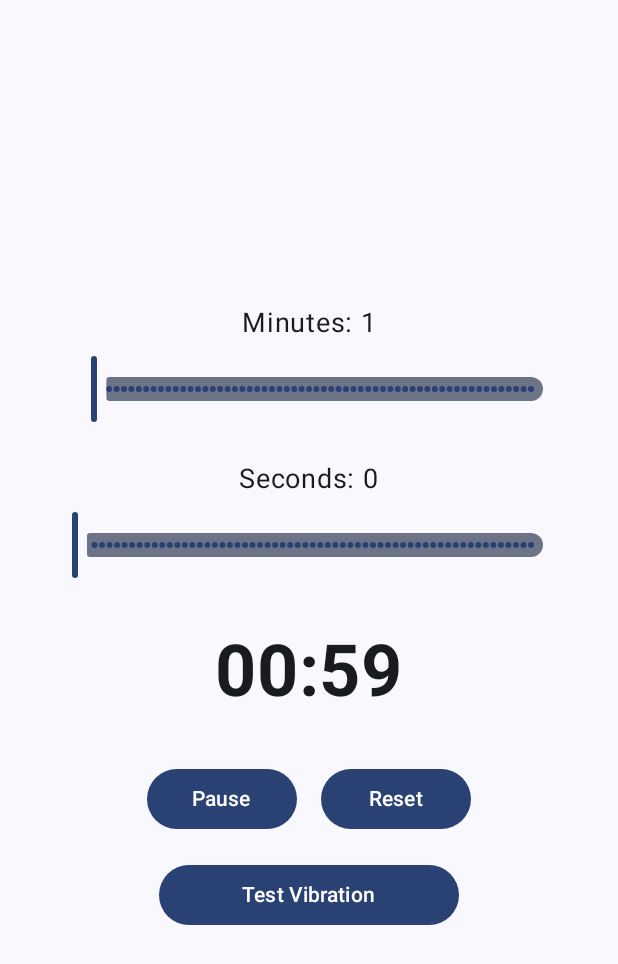
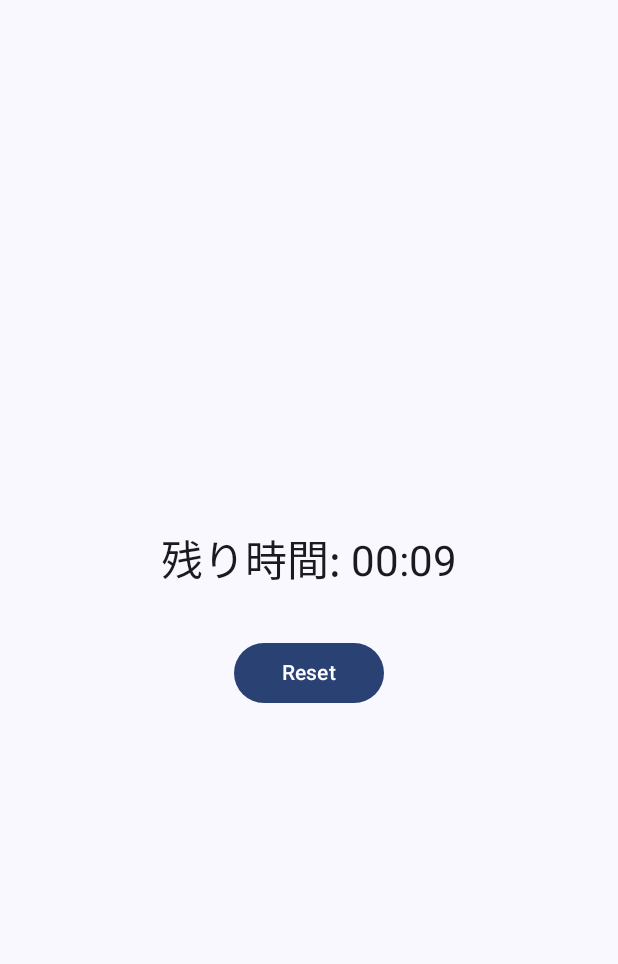
Before and after one commit to kawai-yuuki/ComposeTimerApp, an Android app built with Jetpack Compose: the screen it shows after launch (MainActivity), after a tap on "Start", on a phone screen of 412 x 824 dp. Shown: the top 964 px of the screen. Run offline under Robolectric (Android 15) with nearby library versions, the phone set to English and light mode, and no system bars.

Commit message:
Add waiting page

```diff
--- a/app/src/main/java/com/example/composetimerapp/MainActivity.kt
+++ b/app/src/main/java/com/example/composetimerapp/MainActivity.kt
@@ -51,21 +51,27 @@ class MainActivity : ComponentActivity() {
 fun AppNavigation() {
     val navController = rememberNavController()
     NavHost(navController, startDestination = "start") {
+        // Start page
         composable("start") {
-            StartScreen(onStartClick = { navController.navigate("timer") })
+            StartScreen(onStartTransition = { navController.navigate("timer") })
         }
+        // Time setting page
         composable("timer") {
-            TimerScreen()
+            TimerScreen(onStartClick = {navController.navigate("wait") })
+        }
+        // waiting call page
+        composable("wait") {
+            WaitScreen(onResetClick = {navController.navigate("timer")})
         }
     }
 }
 
 @Composable
-fun StartScreen(onStartClick: () -> Unit) {
+fun StartScreen(onStartTransition: () -> Unit) {
     // 自動遷移を実装
     LaunchedEffect(Unit) {
         delay(2000L) // 2秒待機
-        onStartClick()
+        onStartTransition()
     }
 
     Column(
@@ -86,7 +92,7 @@ fun StartScreen(onStartClick: () -> Unit) {
 
 @SuppressLint("UnusedMaterial3ScaffoldPaddingParameter")
 @Composable
-fun TimerScreen() {
+fun TimerScreen(onStartClick: () -> Unit) {
     // コンテキストの取得
     val context = LocalContext.current
     val vibrator = remember {
@@ -109,6 +115,7 @@ fun TimerScreen() {
     // タイマーの実行
     LaunchedEffect(isRunning, timeLeft) {
         if (isRunning && timeLeft > 0) {
+            onStartClick()
             delay(1000L)
             timeLeft -= 1
         }
@@ -267,3 +274,56 @@ fun TimerScreen() {
         }
     }
 }
+
+
+
+@Composable
+fun WaitScreen(onResetClick: () -> Unit) {
+    // コンテキストの取得
+    val context = LocalContext.current
+
+    // タイマーの状態管理（初期値: 10秒）
+    var timeLeft by remember { mutableLongStateOf(10L) }
+    var isRunning by remember { mutableStateOf(true) }
+
+
+    // タイマーの実行
+    LaunchedEffect(isRunning, timeLeft) {
+        if (isRunning && timeLeft > 0) {
+            delay(1000L) // 1秒ごとにカウントダウン
+            timeLeft -= 1
+        }
+        if (timeLeft <= 0 && isRunning) {
+            isRunning = false
+            // カウントダウン終了時の通知
+            Toast.makeText(context, "待機が終了しました！", Toast.LENGTH_SHORT).show()
+        }
+    }
+
+    Column(
+        modifier = Modifier
+            .fillMaxSize()
+            .padding(32.dp),
+        verticalArrangement = Arrangement.Center,
+        horizontalAlignment = Alignment.CenterHorizontally
+    ) {
+        // 残り時間の表示
+        Text(
+            text = "残り時間: ${formatTime(timeLeft)}",
+            style = MaterialTheme.typography.headlineMedium,
+            modifier = Modifier.padding(bottom = 32.dp)
+        )
+
+        // リセットボタン
+        Button(
+            onClick = {
+                isRunning = false
+                timeLeft = 10L // 初期値にリセット
+                onResetClick()
+            },
+            modifier = Modifier.width(100.dp)
+        ) {
+            Text("Reset")
+        }
+    }
+}
```
